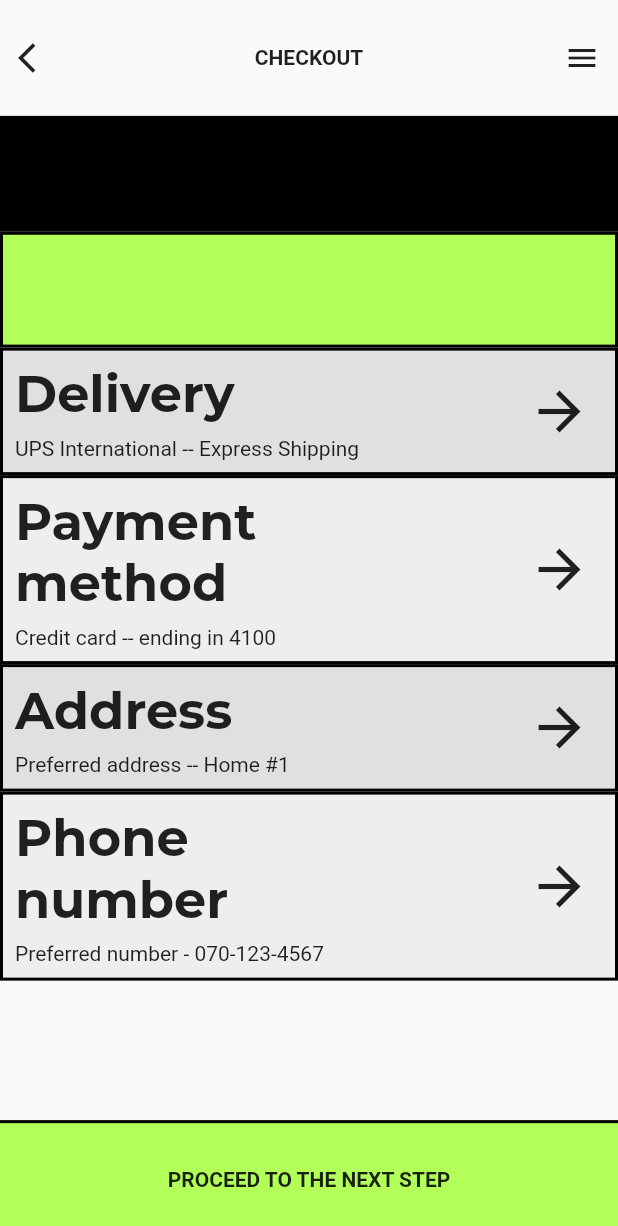
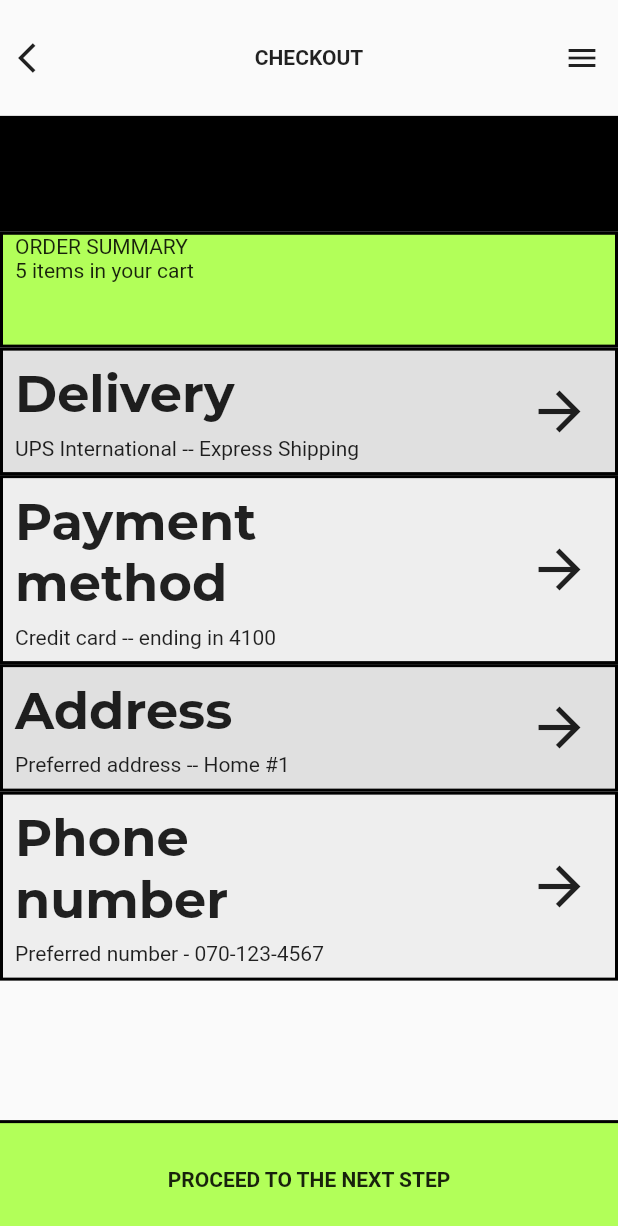
Before and after one commit to JAICHANGPARK/flutter_notebook_8th_story, a Flutter app: the screen it shows after launch, on a phone screen of 412 x 824 dp. Shown: the top 1226 px of the screen. Run offline on Flutter 3.47's test engine with Material 2 defaults, Android fonts, the phone set to English and light mode, and no system bars; our stand-ins replace google_fonts; Roboto replaces fonts that are missing (Alata).

Commit message:
Update fashion_store_page.dart

```diff
--- a/lib/ep561_fashion_store_app/fashion_store_page.dart
+++ b/lib/ep561_fashion_store_app/fashion_store_page.dart
@@ -48,9 +48,16 @@ class _FashionMainPageState extends State<FashionMainPage> {
                   decoration:
                       BoxDecoration(color: Colors.lightGreenAccent, border: Border.all(color: Colors.black, width: 2),
                       ),
+                  padding: EdgeInsets.only(left: 8, right: 8),
                   child: Row(
                     children: [
-
+                      Column(
+                        crossAxisAlignment: CrossAxisAlignment.start,
+                        children: [
+                          Text("ORDER SUMMARY"),
+                          Text("5 items in your cart")
+                        ],
+                      )
                     ],
                   ),
                 )),
```
